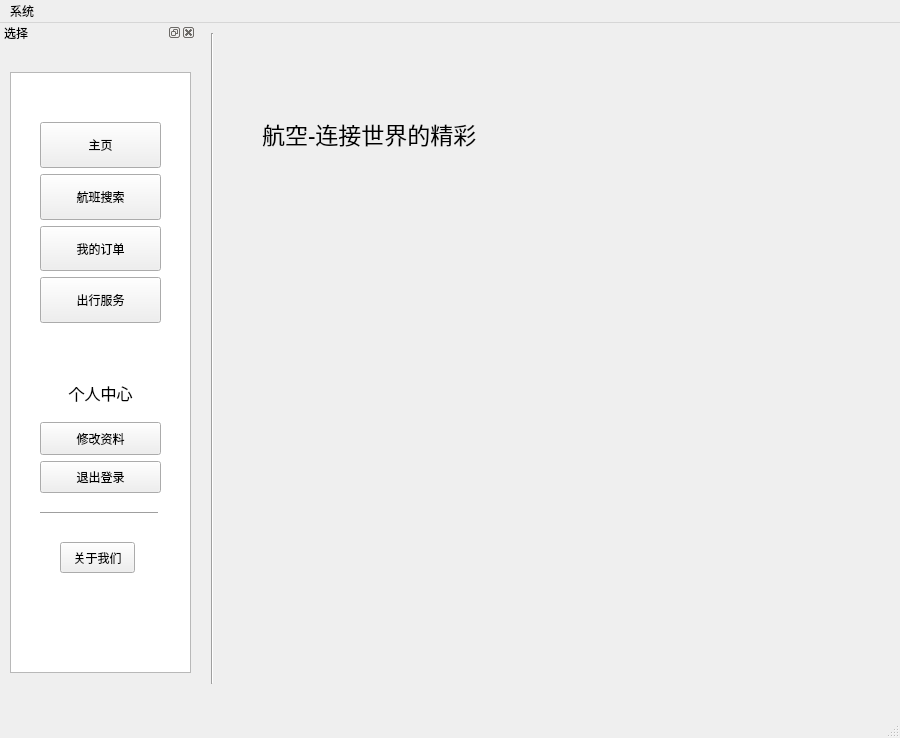
LFNL-scholar/PyQt-Game-Utility-Collection, file AAMS/UI/LogCataWin.ui: the form before one commit.
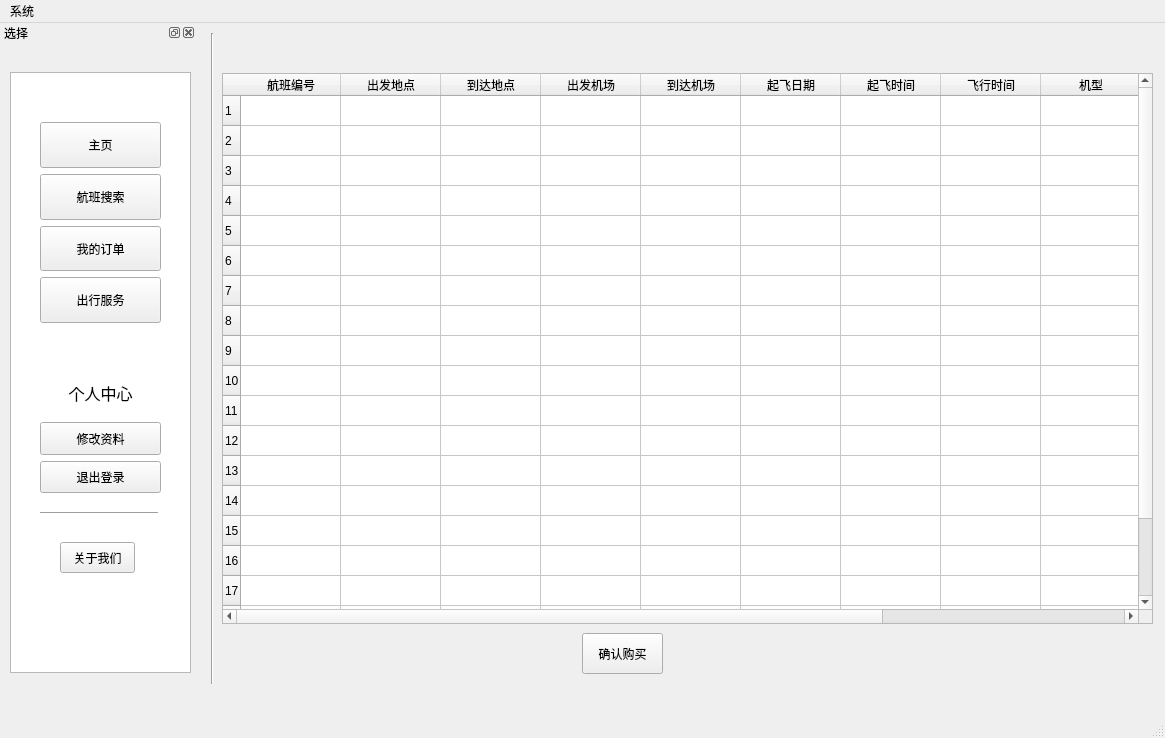
The form after the commit. The open tabs and pages were chosen to show the change. Icons and pictures are not drawn.

Patch:
```diff
--- a/AAMS/UI/LogCataWin.ui
+++ b/AAMS/UI/LogCataWin.ui
@@ -6,7 +6,7 @@
    <rect>
     <x>0</x>
     <y>0</y>
-    <width>900</width>
+    <width>1165</width>
     <height>738</height>
    </rect>
   </property>
@@ -16,18 +16,6 @@
     <verstretch>0</verstretch>
    </sizepolicy>
   </property>
-  <property name="minimumSize">
-   <size>
-    <width>900</width>
-    <height>738</height>
-   </size>
-  </property>
-  <property name="maximumSize">
-   <size>
-    <width>900</width>
-    <height>738</height>
-   </size>
-  </property>
   <property name="windowTitle">
    <string>航空联盟管理系统</string>
   </property>
@@ -37,7 +25,7 @@
      <rect>
       <x>20</x>
       <y>10</y>
-      <width>621</width>
+      <width>941</width>
       <height>651</height>
      </rect>
     </property>
@@ -505,6 +493,249 @@
       </property>
      </widget>
     </widget>
+    <widget class="QWidget" name="flight">
+     <widget class="QTableWidget" name="ResultTableWidget">
+      <property name="geometry">
+       <rect>
+        <x>0</x>
+        <y>40</y>
+        <width>931</width>
+        <height>551</height>
+       </rect>
+      </property>
+      <property name="sizePolicy">
+       <sizepolicy hsizetype="Fixed" vsizetype="Fixed">
+        <horstretch>0</horstretch>
+        <verstretch>0</verstretch>
+       </sizepolicy>
+      </property>
+      <property name="minimumSize">
+       <size>
+        <width>931</width>
+        <height>551</height>
+       </size>
+      </property>
+      <property name="maximumSize">
+       <size>
+        <width>931</width>
+        <height>551</height>
+       </size>
+      </property>
+      <property name="rowCount">
+       <number>20</number>
+      </property>
+      <property name="columnCount">
+       <number>11</number>
+      </property>
+      <row/>
+      <row/>
+      <row/>
+      <row/>
+      <row/>
+      <row/>
+      <row/>
+      <row/>
+      <row/>
+      <row/>
+      <row/>
+      <row/>
+      <row/>
+      <row/>
+      <row/>
+      <row/>
+      <row/>
+      <row/>
+      <row/>
+      <row/>
+      <column>
+       <property name="text">
+        <string>航班编号</string>
+       </property>
+      </column>
+      <column>
+       <property name="text">
+        <string>出发地点</string>
+       </property>
+      </column>
+      <column>
+       <property name="text">
+        <string>到达地点</string>
+       </property>
+      </column>
+      <column>
+       <property name="text">
+        <string>出发机场</string>
+       </property>
+      </column>
+      <column>
+       <property name="text">
+        <string>到达机场</string>
+       </property>
+      </column>
+      <column>
+       <property name="text">
+        <string>起飞日期</string>
+       </property>
+      </column>
+      <column>
+       <property name="text">
+        <string>起飞时间</string>
+       </property>
+      </column>
+      <column>
+       <property name="text">
+        <string>飞行时间</string>
+       </property>
+      </column>
+      <column>
+       <property name="text">
+        <string>机型</string>
+       </property>
+      </column>
+      <column>
+       <property name="text">
+        <string>票价</string>
+       </property>
+      </column>
+      <column>
+       <property name="text">
+        <string>选择</string>
+       </property>
+      </column>
+     </widget>
+     <widget class="QPushButton" name="ConfirmButton">
+      <property name="geometry">
+       <rect>
+        <x>360</x>
+        <y>600</y>
+        <width>81</width>
+        <height>41</height>
+       </rect>
+      </property>
+      <property name="text">
+       <string>确认购买</string>
+      </property>
+     </widget>
+    </widget>
+    <widget class="QWidget" name="Pause">
+     <widget class="QLabel" name="FlightInfoLabel">
+      <property name="geometry">
+       <rect>
+        <x>60</x>
+        <y>450</y>
+        <width>741</width>
+        <height>141</height>
+       </rect>
+      </property>
+      <property name="text">
+       <string>TextLabel</string>
+      </property>
+     </widget>
+     <widget class="QLabel" name="Show">
+      <property name="geometry">
+       <rect>
+        <x>30</x>
+        <y>50</y>
+        <width>51</width>
+        <height>31</height>
+       </rect>
+      </property>
+      <property name="text">
+       <string>确认订单</string>
+      </property>
+     </widget>
+     <widget class="QLabel" name="DepartureTimeLabel">
+      <property name="geometry">
+       <rect>
+        <x>280</x>
+        <y>120</y>
+        <width>101</width>
+        <height>51</height>
+       </rect>
+      </property>
+      <property name="text">
+       <string>TextLabel</string>
+      </property>
+     </widget>
+     <widget class="QLabel" name="ArrivalTimeLabel">
+      <property name="geometry">
+       <rect>
+        <x>500</x>
+        <y>110</y>
+        <width>101</width>
+        <height>51</height>
+       </rect>
+      </property>
+      <property name="text">
+       <string>TextLabel</string>
+      </property>
+     </widget>
+     <widget class="QLabel" name="DepartureAirportLabel">
+      <property name="geometry">
+       <rect>
+        <x>270</x>
+        <y>210</y>
+        <width>101</width>
+        <height>31</height>
+       </rect>
+      </property>
+      <property name="text">
+       <string>TextLabel</string>
+      </property>
+     </widget>
+     <widget class="QLabel" name="ArrivalAirportLabel">
+      <property name="geometry">
+       <rect>
+        <x>480</x>
+        <y>200</y>
+        <width>101</width>
+        <height>31</height>
+       </rect>
+      </property>
+      <property name="text">
+       <string>TextLabel</string>
+      </property>
+     </widget>
+     <widget class="QLabel" name="FlightNumberLabel">
+      <property name="geometry">
+       <rect>
+        <x>30</x>
+        <y>140</y>
+        <width>101</width>
+        <height>41</height>
+       </rect>
+      </property>
+      <property name="text">
+       <string>TextLabel</string>
+      </property>
+     </widget>
+     <widget class="QLabel" name="PlaneTypeLabel">
+      <property name="geometry">
+       <rect>
+        <x>30</x>
+        <y>210</y>
+        <width>81</width>
+        <height>31</height>
+       </rect>
+      </property>
+      <property name="text">
+       <string>TextLabel</string>
+      </property>
+     </widget>
+     <widget class="QLabel" name="PriceLabel">
+      <property name="geometry">
+       <rect>
+        <x>740</x>
+        <y>130</y>
+        <width>101</width>
+        <height>101</height>
+       </rect>
+      </property>
+      <property name="text">
+       <string>TextLabel</string>
+      </property>
+     </widget>
+    </widget>
    </widget>
    <widget class="QWidget" name="layoutWidget">
     <property name="geometry">
@@ -547,7 +778,7 @@
     <rect>
      <x>0</x>
      <y>0</y>
-     <width>900</width>
+     <width>1165</width>
      <height>23</height>
     </rect>
    </property>
```
Left out of the diff: 17 changed lines with no effect on the pictures.
